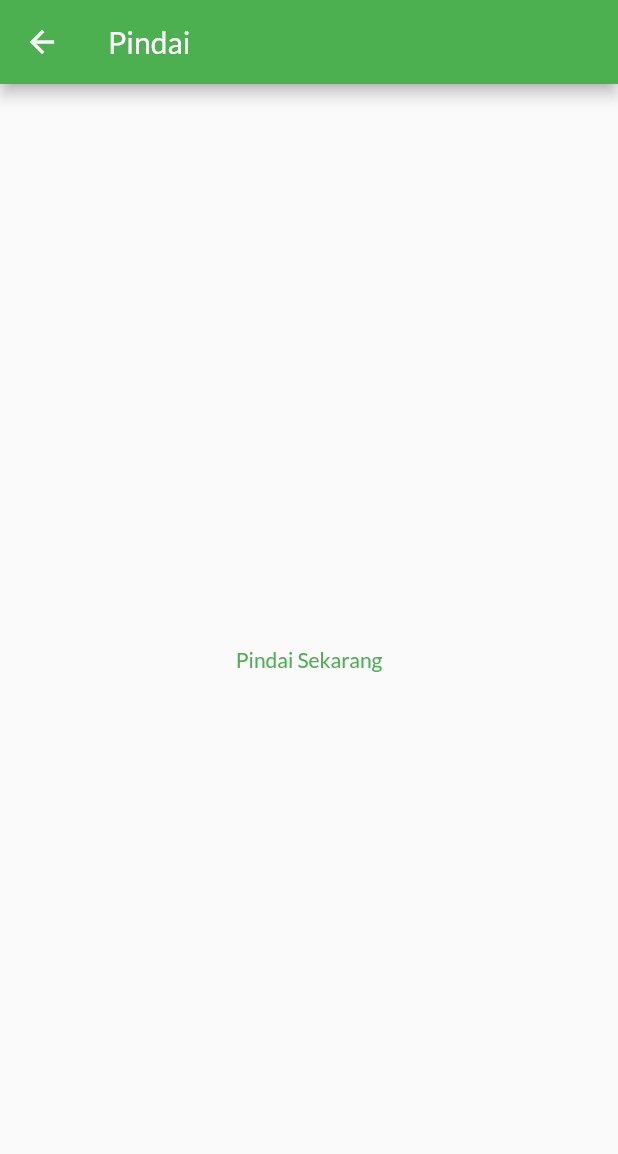
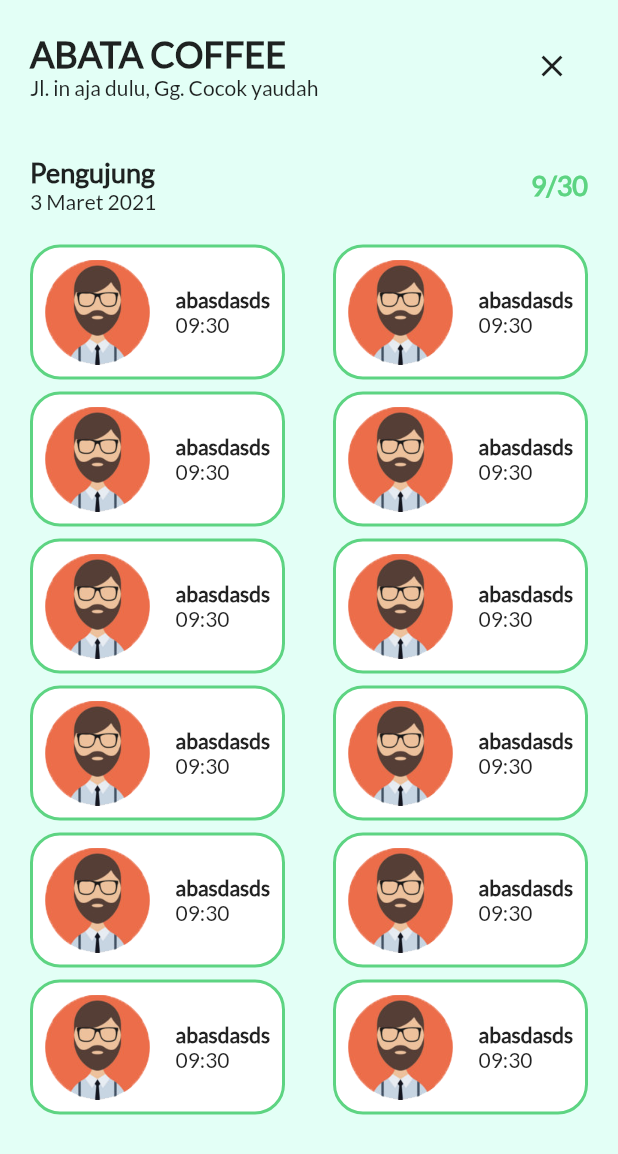
Before and after one commit to Kuliyeah/covid-go-cek-in, a Flutter app: the ScanPage screen opened by its route, after a tap on "Pindai Sekarang", on a phone screen of 412 x 824 dp. Shown: the top 1154 px of the screen. Run offline on Flutter 3.47's test engine with Material 2 defaults, Android fonts, the phone set to English and light mode, and no system bars; our stand-ins replace double_back_to_close_app; missing offline and left inert: flutter_barcode_scanner.

Commit message:
Menambahkan visitor page
Diakses setelah scan qr code

```diff
--- a/lib/main.dart
+++ b/lib/main.dart
@@ -1,7 +1,6 @@
 import 'package:flutter/material.dart';
 import 'view/screen/main_screen.dart';
 import 'view/splash_screen/splash_screen_page.dart';
-// import 'view/screen/account_screen/akun_container.dart';
 import 'constant/constant.dart';
 import 'view/screen/scan_screen/scan_page.dart';
 
--- a/lib/view/screen/scan_screen/scan_page.dart
+++ b/lib/view/screen/scan_screen/scan_page.dart
@@ -1,5 +1,6 @@
 import 'package:flutter/material.dart';
 import 'package:flutter_barcode_scanner/flutter_barcode_scanner.dart';
+import 'visitor_screen/visitor_page.dart';
 
 // https://medium.com/flutterdevs/scanning-generating-qr-code-in-flutter-3d5251a61244
 class ScanPage extends StatefulWidget {
@@ -14,15 +15,16 @@ class _ScanPageState extends State<ScanPage> {
   Widget build(BuildContext context) {
     return Scaffold(
       appBar: AppBar(
-        title: Text("Pindai"),
+        title: Text("Pindai", style: TextStyle(fontSize: 24)),
       ),
       body: Center(
         child: TextButton(
-          child: (_data !="")? Text(_data):Text("Pindai Sekarang"),
+          child: (_data !="")? Text(_data, style: TextStyle(fontSize: 24),):Text("Pindai Sekarang", style: TextStyle(fontSize: 24)),
           onPressed: () async {
-            await FlutterBarcodeScanner.scanBarcode(
-                    "#000000", "Cancle", true, ScanMode.QR)
-                .then((value) => setState(() => _data = value));
+            // await FlutterBarcodeScanner.scanBarcode(
+            //         "#000000", "Cancle", true, ScanMode.QR)
+            //     .then((value) => setState(() => _data = value));
+            Navigator.push(context, MaterialPageRoute(builder: (context) => VisitorPage()));
           },
         ),
       ),
--- /dev/null
+++ b/lib/view/screen/scan_screen/visitor_screen/visitor_page.dart
@@ -0,0 +1,163 @@
+import 'package:flutter/material.dart';
+import '../../../../constant/constant.dart';
+
+class VisitorPage extends StatelessWidget {
+  // final List<Users> cases;
+  VisitorPage({Key? key}) : super(key: key);
+
+  @override
+  Widget build(BuildContext context) {
+    return Scaffold(
+      backgroundColor: lightGreenColor,
+      resizeToAvoidBottomInset: false,
+      body: _buildContent(context),
+    );
+  }
+}
+
+Widget _buildContent(BuildContext context) {
+  return SafeArea(
+    child: SingleChildScrollView(
+      child: Padding(
+        padding: const EdgeInsets.all(20.0),
+        child: Column(
+          children: [
+            Row(
+              children: [
+                Column(
+                  crossAxisAlignment: CrossAxisAlignment.start,
+                  children: [
+                    Text(
+                      "ABATA COFFEE",
+                      style: TextStyle(fontSize: 24, fontWeight: FontWeight.w900),
+                    ),
+                    Text("Jl. in aja dulu, Gg. Cocok yaudah")
+                  ],
+                ),
+                Spacer(),
+                IconButton(
+                  onPressed: () {
+                    Navigator.pop(context);
+                  },
+                  icon: Icon(Icons.close),
+                ),
+              ],
+            ),
+            SizedBox(
+              height: 36,
+            ),
+            Row(
+              children: [
+                Column(
+                  crossAxisAlignment: CrossAxisAlignment.start,
+                  children: [
+                    Text(
+                      "Pengujung",
+                      style: TextStyle(fontSize: 18, fontWeight: FontWeight.w900),
+                    ),
+                    Text("3 Maret 2021")
+                  ],
+                ),
+                Spacer(),
+                Text(
+                  "9/30",
+                  style: TextStyle(
+                      color: mainColor, fontSize: 18, fontWeight: FontWeight.bold),
+                ),
+              ],
+            ),
+            SizedBox(height: 20,),
+            Row(
+              children: [
+                Visitors("abasdasds", "09:30"),
+                Spacer(),
+                Visitors("abasdasds", "09:30"),
+              ],
+            ),
+            SizedBox(height: 8,),
+            Row(
+              children: [
+                Visitors("abasdasds", "09:30"),
+                Spacer(),
+                Visitors("abasdasds", "09:30"),
+              ],
+            ),
+            SizedBox(height: 8,),
+            Row(
+              children: [
+                Visitors("abasdasds", "09:30"),
+                Spacer(),
+                Visitors("abasdasds", "09:30"),
+              ],
+            ),
+            SizedBox(height: 8,),
+            Row(
+              children: [
+                Visitors("abasdasds", "09:30"),
+                Spacer(),
+                Visitors("abasdasds", "09:30"),
+              ],
+            ),
+            SizedBox(height: 8,),
+            Row(
+              children: [
+                Visitors("abasdasds", "09:30"),
+                Spacer(),
+                Visitors("abasdasds", "09:30"),
+              ],
+            ),
+            SizedBox(height: 8,),
+            Row(
+              children: [
+                Visitors("abasdasds", "09:30"),
+                Spacer(),
+                Visitors("abasdasds", "09:30"),
+              ],
+            ),
+            SizedBox(height: 8,),
+          ],
+        ),
+      ),
+    ),
+  );
+}
+
+class Visitors extends StatelessWidget {
+  String nama;
+  String jam;
+  Visitors(this.nama, this.jam);
+
+  @override
+  Widget build(BuildContext context) {
+    return Container(
+      width: 170,
+      height: 90,
+      decoration: BoxDecoration(
+        color: Colors.white,
+        border: Border.all(color: mainColor, width: 2),
+        borderRadius: BorderRadius.circular(20),
+      ),
+      child: Padding(
+        padding: const EdgeInsets.all(8.0),
+        child: Row(
+          children: [
+            Image.asset(
+              'assets/img/avatar/avatar_1.png',
+              width: 70,
+              height: 70,
+            ),
+            Spacer(),
+            Column(
+              mainAxisAlignment: MainAxisAlignment.center,
+              crossAxisAlignment: CrossAxisAlignment.start,
+              children: [
+                Text(nama, style: TextStyle(fontWeight: FontWeight.bold),),
+                Text(jam),
+              ],
+            )
+          ],
+        ),
+      ),
+    );
+  }
+}
```
Also changed, not shown: assets/img/visitor_bg.png (added).
